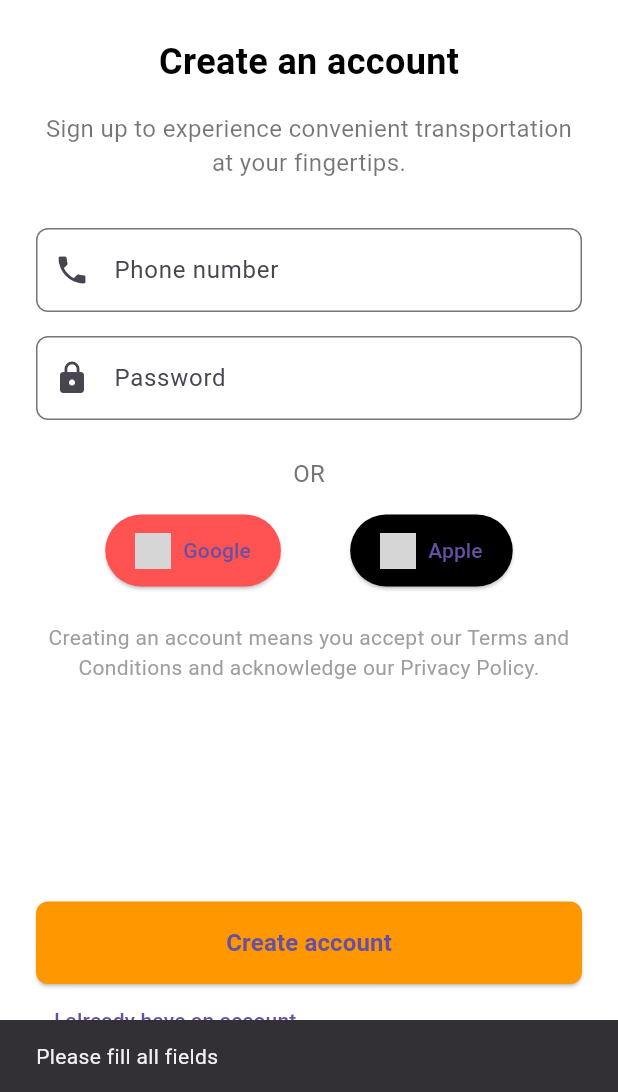
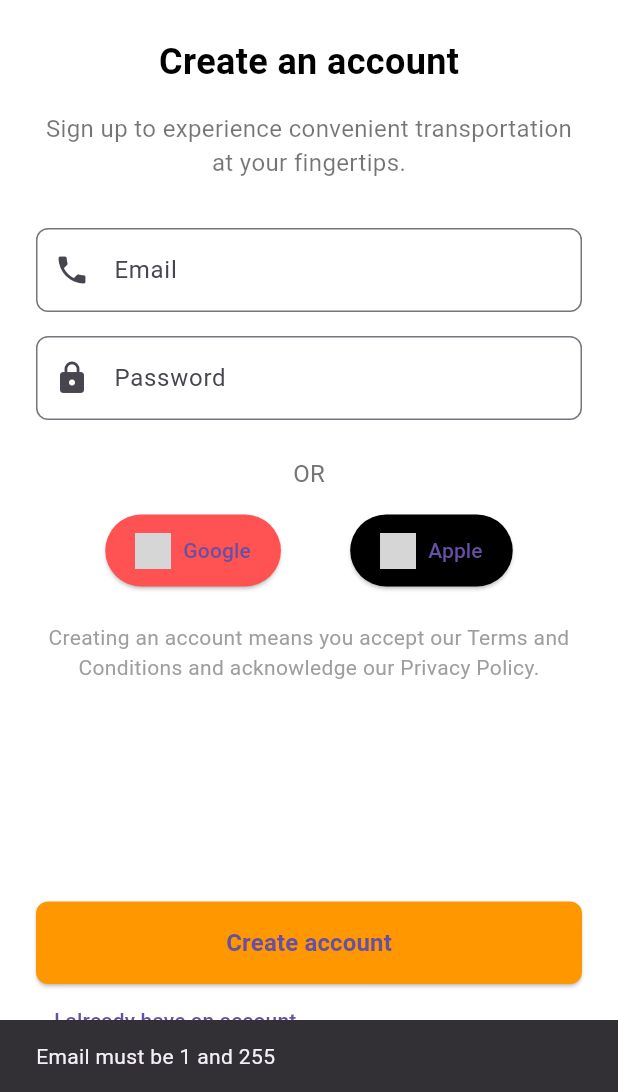
Before and after one commit to steve2700/toota-mobile-sa, a Flutter app: the SignUpScreen screen opened directly, after a tap on "Create account", on a phone screen of 412 x 824 dp, the part 144-1236 px from its top. Run offline on Flutter 3.47's test engine with Material 3 defaults, Android fonts, the phone set to English and light mode, and no system bars; our stand-ins replace dio, flutter_riverpod, flutter_svg, font_awesome_flutter; grey boxes are pictures that could not be loaded.

Commit message:
replaced phone with email in signup.dart

```diff
--- a/toota_mobile_sa/lib/constants.dart
+++ b/toota_mobile_sa/lib/constants.dart
@@ -19,7 +19,7 @@ class RouteNames {
   static const String onboarding = '/onboarding';
   static const String kycone = '/kycone';
   static const String kyctwo = '/kyctwo';
-  static const String signUpOne = '/signUpOne';
+  static const String signUpOne = '/otp';
   static const String signUp = '/signUp';
   static const String login = '/login';
   static const String dashboard = '/dashboard';
--- a/toota_mobile_sa/lib/providers/auth_provider_create.dart
+++ b/toota_mobile_sa/lib/providers/auth_provider_create.dart
@@ -7,6 +7,6 @@ final signUpProvider =
     FutureProvider.family<Map<String, dynamic>, Map<String, String>>(
   (ref, credentials) async {
     final authService = ref.read(authServiceProvider);
-    return authService.signUp(credentials['phone']!, credentials['password']!);
+    return authService.signUp(credentials['email']!, credentials['password']!);
   },
 );
--- a/toota_mobile_sa/lib/screens/login_screen/login_screen.dart
+++ b/toota_mobile_sa/lib/screens/login_screen/login_screen.dart
@@ -49,7 +49,7 @@ class _LoginScreenState extends ConsumerState<LoginScreen> {
     try {
       bool isSuccess = await login;
       if (isSuccess) {
-        Navigator.pushNamed(context, '/home'); // Navigate to home on success
+        Navigator.pushNamed(context, '/dashboard'); // Navigate to dashboard on success
       } else {
         ScaffoldMessenger.of(context).showSnackBar(
           const SnackBar(content: Text('Invalid credentials, please try again')),
--- a/toota_mobile_sa/lib/screens/sign_up_screen/sign_up_screen.dart
+++ b/toota_mobile_sa/lib/screens/sign_up_screen/sign_up_screen.dart
@@ -10,17 +10,23 @@ class SignUpScreen extends ConsumerStatefulWidget {
 }
 
 class _SignUpScreenState extends ConsumerState<SignUpScreen> {
-  final TextEditingController _phoneController = TextEditingController();
+  final TextEditingController _emailController = TextEditingController();
   final TextEditingController _passwordController = TextEditingController();
   bool isLoading = false;
 
   void _signUp() async {
-    final phone = _phoneController.text.trim();
+    final email = _emailController.text.trim();
     final password = _passwordController.text.trim();
 
-    if (phone.isEmpty || password.isEmpty) {
+    if (email.isEmpty || email.length > 255) {
       ScaffoldMessenger.of(context).showSnackBar(
-        const SnackBar(content: Text("Please fill all fields")),
+        const SnackBar(content: Text("Email must be 1 and 255")),
+      );
+      return;
+    }
+   if (password.length < 8 || password.length > 128) {
+      ScaffoldMessenger.of(context).showSnackBar(
+        const SnackBar(content: Text("Password must be between 8 and 128 characters")),
       );
       return;
     }
@@ -28,18 +34,16 @@ class _SignUpScreenState extends ConsumerState<SignUpScreen> {
     setState(() => isLoading = true);
 
     final response =
-        await ref.read(signUpProvider({"phone": phone, "password": password}).future);
+        await ref.read(signUpProvider({"phone": email, "password": password}).future);
 
     setState(() => isLoading = false);
 
     if (response["success"] == true) {
-      ScaffoldMessenger.of(context).showSnackBar(
-        const SnackBar(content: Text("Signup successful!")),
-      );
+      Navigator.pushNamed(context, '/otp');
       // Navigate to next screen if needed
     } else {
       ScaffoldMessenger.of(context).showSnackBar(
-        SnackBar(content: Text("Error: ${response["error"]}")),
+        SnackBar(content: Text("Sign up failed. Please try again")),
       );
     }
   }
@@ -78,10 +82,10 @@ class _SignUpScreenState extends ConsumerState<SignUpScreen> {
             ),
             const SizedBox(height: 32),
             TextField(
-              controller: _phoneController,
+              controller: _emailController,
               keyboardType: TextInputType.phone,
               decoration: InputDecoration(
-                labelText: 'Phone number',
+                labelText: 'Email',
                 prefixIcon: const Icon(Icons.phone),
                 border: OutlineInputBorder(borderRadius: BorderRadius.circular(8)),
               ),
```
